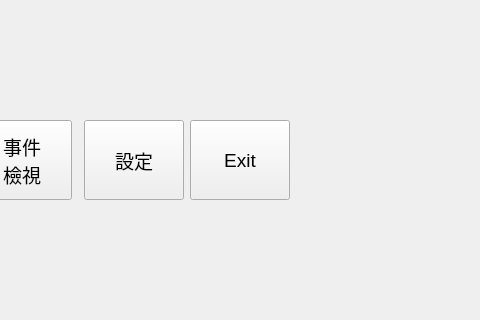
Old version of the form collectorview.ui in the repository haoyi-jason/BMS_HY01_old; both pictures show x 312 to 792 and y 206 to 526 of the 1280 by 760 pixel window.
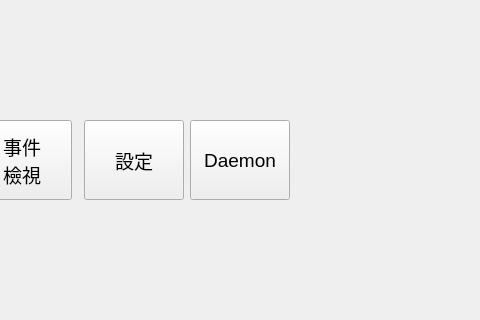
New version of the form. Icons and pictures are not drawn.

```diff
--- a/collectorview.ui
+++ b/collectorview.ui
@@ -222,7 +222,7 @@
        </size>
       </property>
       <property name="text">
-       <string>Exit</string>
+       <string>Daemon</string>
       </property>
      </widget>
     </item>
```
